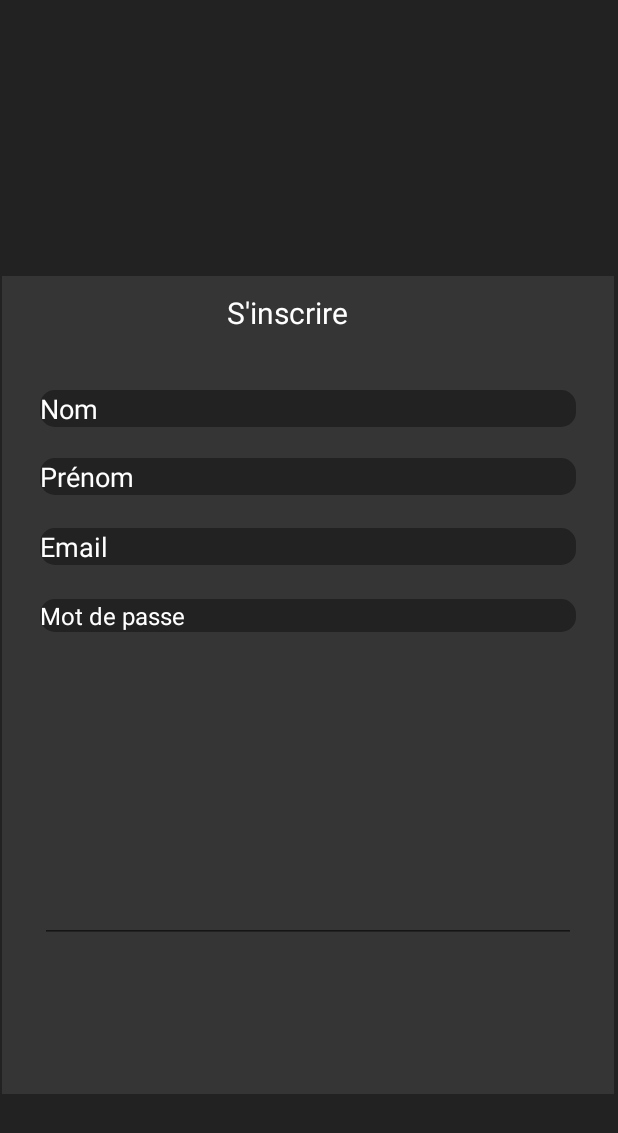
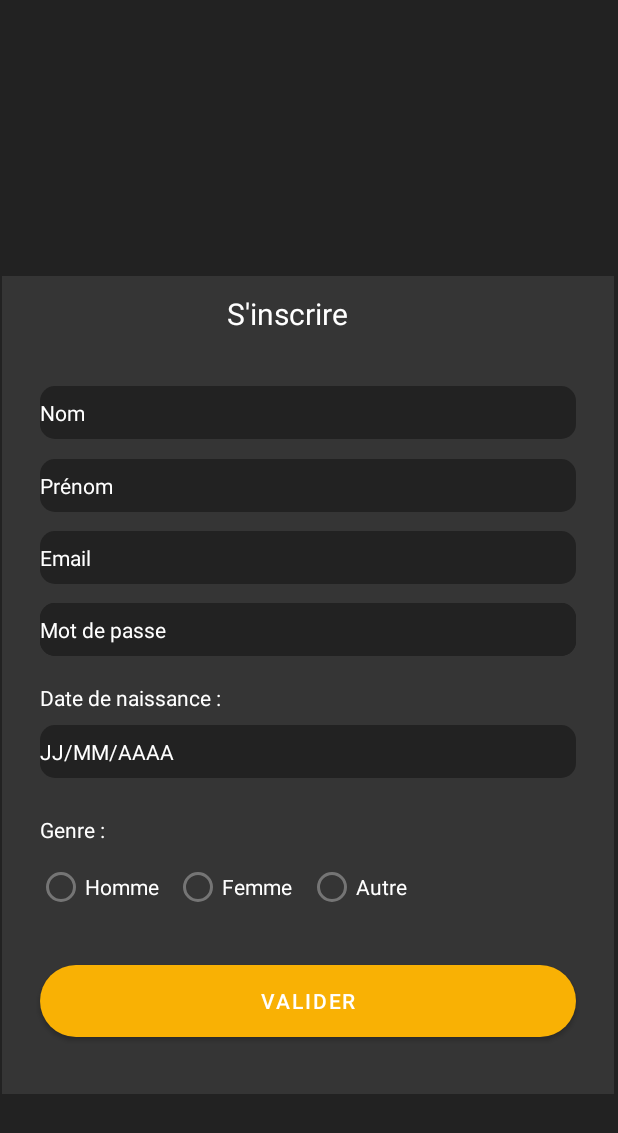
Before and after one commit to LemonxGod/projetAndroid, an Android app: the Inscription screen opened directly, with no data from a screen before it, on a phone screen of 412 x 824 dp. Shown: the top 1133 px of the screen. Run offline under Robolectric (Android 15) with nearby library versions, the phone set to English and light mode, and no system bars.

Commit message:
Changing visuals

```diff
--- a/app/src/main/res/layout/inscription.xml
+++ b/app/src/main/res/layout/inscription.xml
@@ -17,121 +17,114 @@
         app:layout_constraintStart_toStartOf="parent"
         app:layout_constraintTop_toTopOf="parent">
 
-        <EditText
-            android:id="@+id/editTextTextPersonName5"
+        <TextView
+            android:id="@+id/textView7"
             android:layout_width="wrap_content"
             android:layout_height="wrap_content"
             android:layout_alignParentStart="true"
             android:layout_alignParentTop="true"
             android:layout_alignParentEnd="true"
             android:layout_marginStart="25dp"
-            android:layout_marginTop="215dp"
-            android:layout_marginEnd="25dp"
-            android:background="@drawable/my_edittext"
-            android:ems="10"
-            android:inputType="textPersonName"
-            android:text="Mot de passe"
+            android:layout_marginTop="359dp"
+            android:layout_marginEnd="333dp"
+            android:text="Genre :"
             android:textColor="#FFFFFF"
-            android:textSize="16sp" />
+            android:textSize="14sp" />
 
-        <EditText
-            android:id="@+id/editTextTextPersonName4"
+        <TextView
+            android:id="@+id/textView6"
             android:layout_width="wrap_content"
             android:layout_height="wrap_content"
             android:layout_alignParentStart="true"
             android:layout_alignParentTop="true"
             android:layout_alignParentEnd="true"
             android:layout_marginStart="25dp"
-            android:layout_marginTop="168dp"
+            android:layout_marginTop="271dp"
+            android:layout_marginEnd="244dp"
+            android:text="Date de naissance :"
+            android:textColor="#FFFFFF"
+            android:textSize="14sp" />
+
+        <EditText
+            android:id="@+id/editTextTextPersonName5"
+            android:layout_width="wrap_content"
+            android:layout_height="35dp"
+            android:layout_alignParentStart="true"
+            android:layout_alignParentTop="true"
+            android:layout_alignParentEnd="true"
+            android:layout_marginStart="25dp"
+            android:layout_marginTop="218dp"
             android:layout_marginEnd="25dp"
             android:background="@drawable/my_edittext"
             android:ems="10"
-            android:inputType="textPersonName"
-            android:text="Email"
-            android:textColor="#FFFFFF" />
+            android:hint="Mot de passe"
+            android:inputType="textPassword"
+            android:textColor="#FFFFFF"
+            android:textColorHint="#FFFFFF"
+            android:textSize="14sp" />
+
+        <EditText
+            android:id="@+id/editTextTextPersonName4"
+            android:layout_width="wrap_content"
+            android:layout_height="35dp"
+            android:layout_alignParentStart="true"
+            android:layout_alignParentTop="true"
+            android:layout_alignParentEnd="true"
+            android:layout_marginStart="25dp"
+            android:layout_marginTop="170dp"
+            android:layout_marginEnd="25dp"
+            android:background="@drawable/my_edittext"
+            android:ems="10"
+            android:hint="Email"
+            android:inputType="textEmailAddress"
+            android:textColor="#FFFFFF"
+            android:textColorHint="#FFFFFF"
+            android:textSize="14sp" />
 
         <EditText
             android:id="@+id/editTextTextPersonName3"
             android:layout_width="wrap_content"
-            android:layout_height="wrap_content"
+            android:layout_height="35dp"
             android:layout_alignParentStart="true"
             android:layout_alignParentTop="true"
             android:layout_alignParentEnd="true"
             android:layout_marginStart="25dp"
-            android:layout_marginTop="121dp"
+            android:layout_marginTop="122dp"
             android:layout_marginEnd="25dp"
             android:background="@drawable/my_edittext"
             android:ems="10"
+            android:hint="Prénom"
             android:inputType="textPersonName"
-            android:text="Prénom"
-            android:textColor="#FFFFFF" />
+            android:textColor="#FFFFFF"
+            android:textColorHint="#FFFFFF"
+            android:textSize="14sp" />
 
         <EditText
             android:id="@+id/editTextTextPersonName2"
             android:layout_width="wrap_content"
-            android:layout_height="wrap_content"
+            android:layout_height="35dp"
             android:layout_alignParentStart="true"
             android:layout_alignParentTop="true"
             android:layout_alignParentEnd="true"
             android:layout_marginStart="25dp"
-            android:layout_marginTop="76dp"
+            android:layout_marginTop="73dp"
             android:layout_marginEnd="25dp"
             android:background="@drawable/my_edittext"
             android:ems="10"
+            android:hint="Nom"
             android:inputType="textPersonName"
-            android:text="Nom"
-            android:textColor="#FFFFFF" />
-
-        <RadioGroup
-            android:layout_width="wrap_content"
-            android:layout_height="wrap_content"
-            android:layout_alignParentBottom="true"
-            android:layout_marginBottom="545dp" />
-
-        <RadioGroup
-            android:layout_width="wrap_content"
-            android:layout_height="82dp"
-            android:layout_alignParentStart="true"
-            android:layout_alignParentTop="true"
-            android:layout_alignParentEnd="true"
-            android:layout_marginStart="10dp"
-            android:layout_marginTop="286dp"
-            android:layout_marginEnd="6dp">
-
-            <RadioButton
-                android:id="@+id/radioButton"
-                android:layout_width="wrap_content"
-                android:layout_height="wrap_content"
-                android:layout_marginTop="396dp"
-                android:layout_marginEnd="277dp"
-                android:text="RadioButton" />
-
-            <RadioButton
-                android:id="@+id/radioButton3"
-                android:layout_width="wrap_content"
-                android:layout_height="wrap_content"
-                android:layout_marginTop="395dp"
-                android:layout_marginEnd="131dp"
-                android:text="RadioButton" />
-
-            <RadioButton
-                android:id="@+id/radioButton2"
-                android:layout_width="wrap_content"
-                android:layout_height="wrap_content"
-                android:layout_marginTop="397dp"
-                android:layout_marginEnd="10dp"
-                android:text="RadioButton" />
-
-        </RadioGroup>
+            android:textColor="#FFFFFF"
+            android:textColorHint="#FFFFFF"
+            android:textSize="14sp" />
 
         <TextView
             android:id="@+id/textView2"
             android:layout_width="wrap_content"
             android:layout_height="wrap_content"
+            android:layout_alignParentTop="true"
             android:layout_alignParentEnd="true"
-            android:layout_alignParentBottom="true"
+            android:layout_marginTop="11dp"
             android:layout_marginEnd="177dp"
-            android:layout_marginBottom="507dp"
             android:text="S'inscrire"
             android:textColor="#FFFFFF"
             android:textSize="20sp" />
@@ -139,14 +132,87 @@
         <EditText
             android:id="@+id/editTextDate"
             android:layout_width="358dp"
+            android:layout_height="35dp"
+            android:layout_alignParentStart="true"
+            android:layout_alignParentTop="true"
+            android:layout_alignParentEnd="true"
+            android:layout_marginStart="25dp"
+            android:layout_marginTop="299dp"
+            android:layout_marginEnd="25dp"
+            android:background="@drawable/my_edittext"
+            android:ems="10"
+            android:hint="JJ/MM/AAAA"
+            android:inputType="date"
+            android:textColor="#FFFFFF"
+            android:textColorHint="#FFFFFF"
+            android:textSize="14sp" />
+
+        <EditText
+            android:id="@+id/editTextTextPersonName6"
+            android:layout_width="wrap_content"
+            android:layout_height="35dp"
+            android:layout_alignParentStart="true"
+            android:layout_alignParentTop="true"
+            android:layout_alignParentEnd="true"
+            android:layout_marginStart="25dp"
+            android:layout_marginTop="218dp"
+            android:layout_marginEnd="25dp"
+            android:background="@drawable/my_edittext"
+            android:ems="10"
+            android:hint="Mot de passe"
+            android:inputType="textPassword"
+            android:textColor="#FFFFFF"
+            android:textColorHint="#FFFFFF"
+            android:textSize="14sp" />
+
+        <RadioGroup
+            android:layout_width="347dp"
+            android:layout_height="wrap_content"
+            android:layout_alignParentTop="true"
+            android:layout_alignParentEnd="true"
+            android:layout_marginTop="383dp"
+            android:layout_marginEnd="37dp"
+            android:orientation="horizontal">
+
+            <RadioButton
+                android:id="@+id/radioButton3"
+                android:layout_width="wrap_content"
+                android:layout_height="wrap_content"
+                android:paddingRight="10dp"
+                android:text="Homme"
+                android:textColor="#FFFFFF"
+                android:textColorHint="#FFFFFF" />
+
+            <RadioButton
+                android:id="@+id/radioButton"
+                android:layout_width="89dp"
+                android:layout_height="wrap_content"
+                android:text="Femme"
+                android:textColor="#FFFFFF"
+                android:textColorHint="#FFFFFF" />
+
+            <RadioButton
+                android:id="@+id/radioButton2"
+                android:layout_width="84dp"
+                android:layout_height="wrap_content"
+                android:text="Autre"
+                android:textColor="#FFFFFF"
+                android:textColorHint="#FFFFFF" />
+
+        </RadioGroup>
+
+        <Button
+            android:id="@+id/button3"
+            android:layout_width="358dp"
             android:layout_height="wrap_content"
             android:layout_alignParentStart="true"
             android:layout_alignParentTop="true"
             android:layout_alignParentEnd="true"
             android:layout_marginStart="25dp"
-            android:layout_marginTop="399dp"
+            android:layout_marginTop="459dp"
             android:layout_marginEnd="25dp"
-            android:ems="10"
-            android:inputType="date" />
+            android:background="@drawable/my_button"
+            android:text="Valider" />
     </RelativeLayout>
+
 </androidx.constraintlayout.widget.ConstraintLayout>
```
